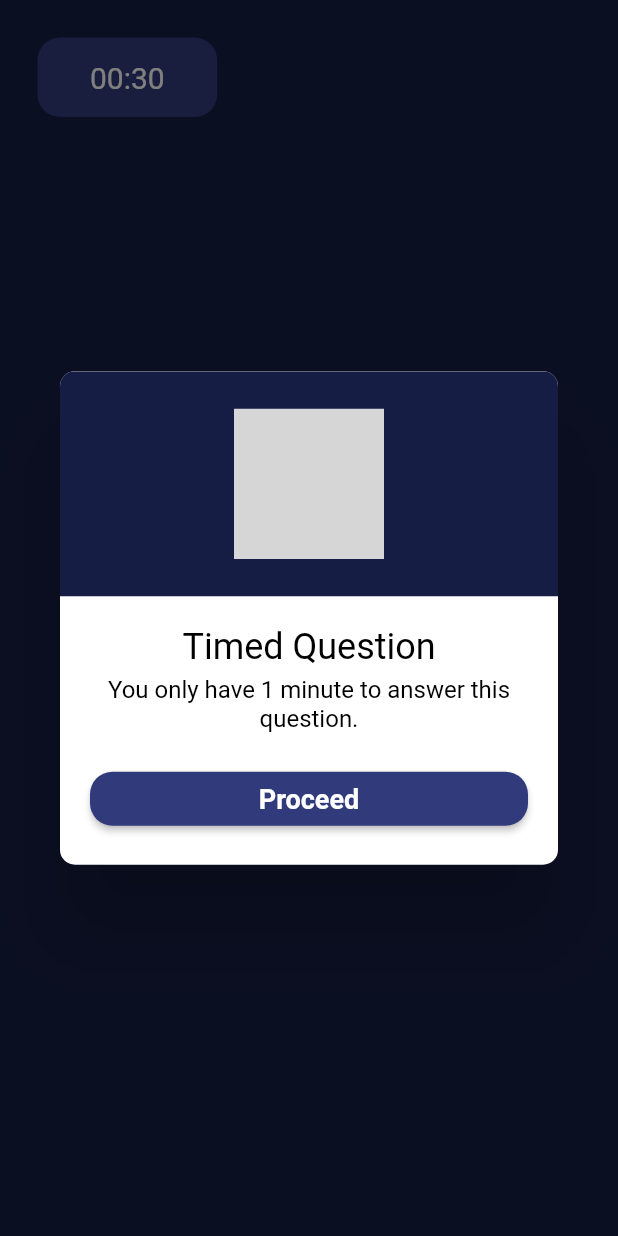
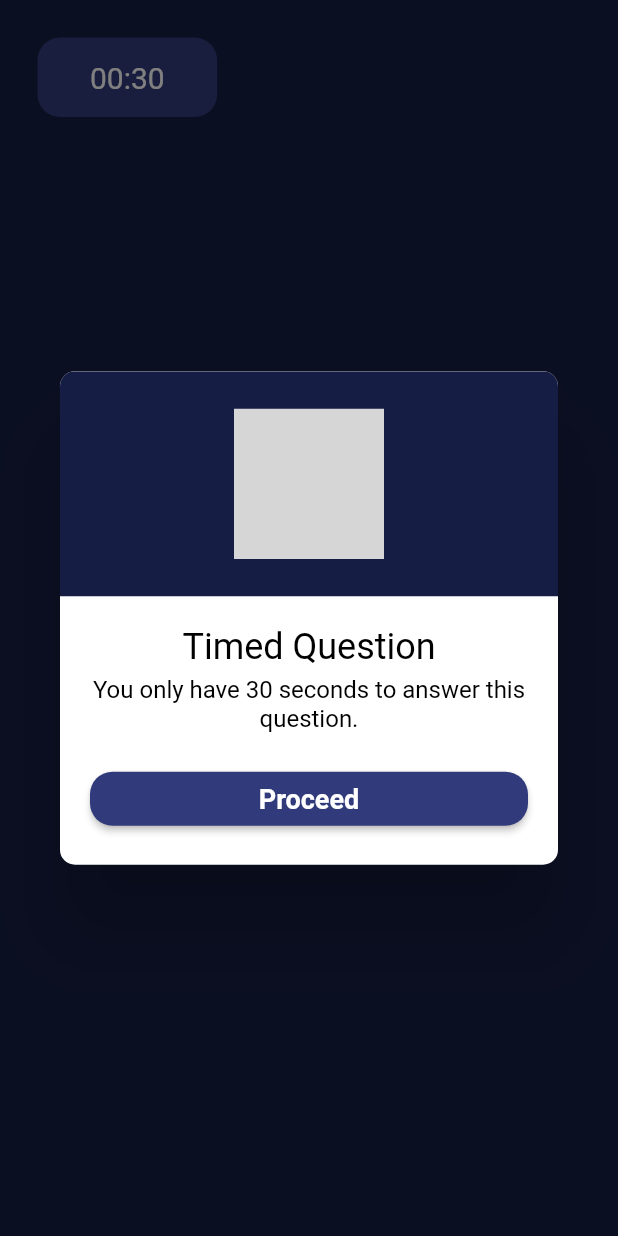
Before and after one commit to amyr11/Taxoplay, a Flutter app: the QuestionTimer widget shown alone on an empty page, opened directly with empty values, on a phone screen of 412 x 824 dp. Run offline on Flutter 3.47's test engine with Material 2 defaults, Android fonts, the phone set to English and light mode, and no system bars; our stand-ins replace cool_alert; grey boxes are pictures that could not be loaded.

Commit message:
fixed time dialog text

```diff
--- a/lib/components/question_timer.dart
+++ b/lib/components/question_timer.dart
@@ -32,7 +32,7 @@ class _QuestionTimerState extends State<QuestionTimer> {
       context,
       CoolAlertType.info,
       title: 'Timed Question',
-      text: 'You only have 1 minute to answer this question.',
+      text: 'You only have $seconds seconds to answer this question.',
       confirmBtnText: 'Proceed',
       barrierDismissible: false,
     );
```
